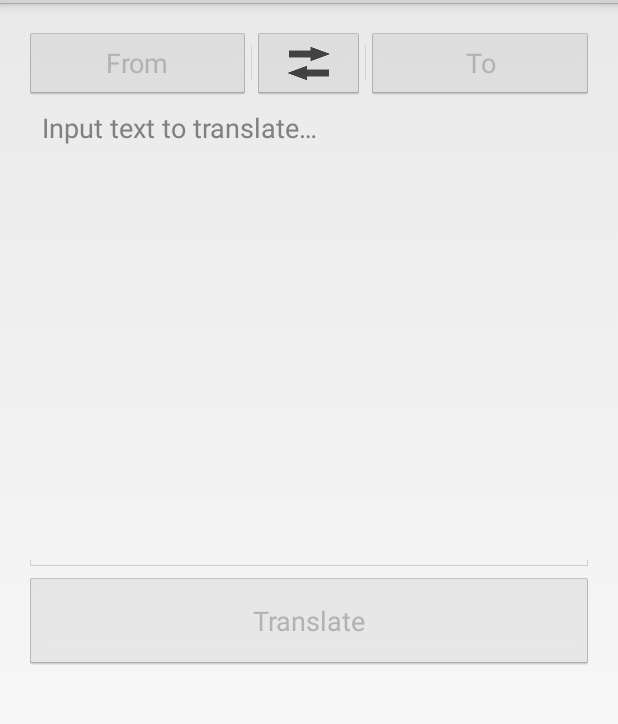
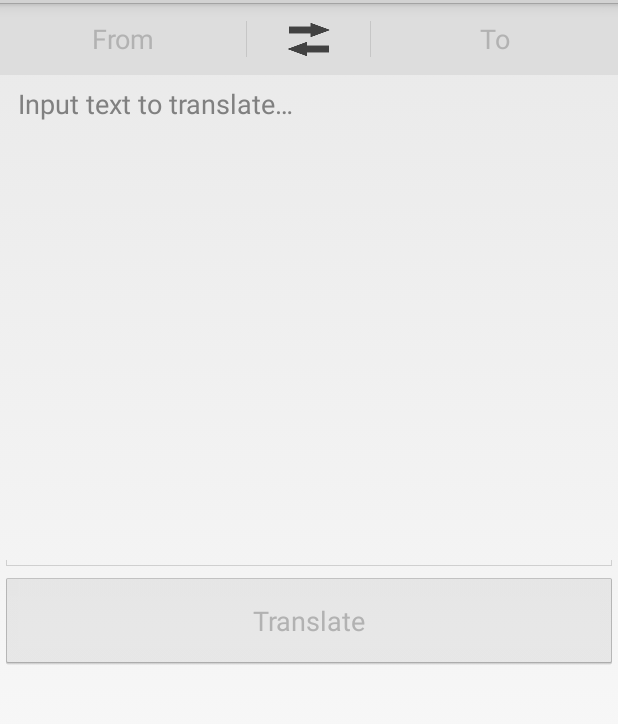
Before and after one commit to tech-team/Translator, an Android app: the MainFragment screen opened directly, with no data from a screen before it, on a phone screen of 412 x 824 dp, the part 69-793 px from its top. Run offline under Robolectric (Android 15) with nearby library versions, the phone set to English and light mode, and no system bars; 3 statements that could not run were skipped.

Commit message:
Changed paddings and color of button bar

```diff
--- a/app/src/main/res/layout/main_fragment.xml
+++ b/app/src/main/res/layout/main_fragment.xml
@@ -4,10 +4,6 @@
     xmlns:tools="http://schemas.android.com/tools"
     android:layout_width="match_parent"
     android:layout_height="match_parent"
-    android:paddingLeft="@dimen/activity_horizontal_margin"
-    android:paddingRight="@dimen/activity_horizontal_margin"
-    android:paddingTop="@dimen/activity_vertical_margin"
-    android:paddingBottom="@dimen/activity_vertical_margin"
     tools:context=".MainActivity"
     android:orientation="vertical" >
 
@@ -15,7 +11,7 @@
         android:layout_width="match_parent"
         android:layout_height="wrap_content"
         android:orientation="horizontal"
-        style="?android:attr/buttonBarStyle" >
+        style="@style/buttonBarStyle" >
 
         <Button
             android:layout_weight="2"
@@ -25,7 +21,7 @@
             android:layout_gravity="left|top"
             android:text="@string/from_langiage_placeholder"
             android:singleLine="true"
-            style="?android:attr/buttonStyle" />
+            style="?android:attr/buttonBarButtonStyle" />
 
         <ImageButton
             android:layout_weight="1"
@@ -33,7 +29,7 @@
             android:layout_height="wrap_content"
             android:id="@+id/language_swap_button"
             android:src="@drawable/swap_icon"
-            style="?android:attr/buttonStyle"
+            style="?android:attr/buttonBarButtonStyle"
             android:contentDescription="@string/swap_button_desc" />
 
         <Button
@@ -44,7 +40,7 @@
             android:layout_gravity="right|top"
             android:text="@string/to_language_placeholder"
             android:singleLine="true"
-            style="?android:attr/buttonStyle" />
+            style="?android:attr/buttonBarButtonStyle" />
 
     </LinearLayout>
 
--- /dev/null
+++ b/app/src/main/res/values/colors.xml
@@ -0,0 +1,6 @@
+<?xml version="1.0" encoding="utf-8"?>
+<resources>
+
+    <color name="action_bar">#dddddd</color>
+
+</resources>
--- a/app/src/main/res/values/styles.xml
+++ b/app/src/main/res/values/styles.xml
@@ -3,6 +3,10 @@
     <!-- Base application theme. -->
     <style name="AppTheme" parent="android:Theme.Holo.Light">
 
+    </style>
+
+    <style name="buttonBarStyle" parent="@android:style/Holo.Light.ButtonBar">
+        <item name="android:background">@color/action_bar</item>
     </style>
 
     <style name="detailsText" parent="@android:style/TextAppearance.Medium">
```
